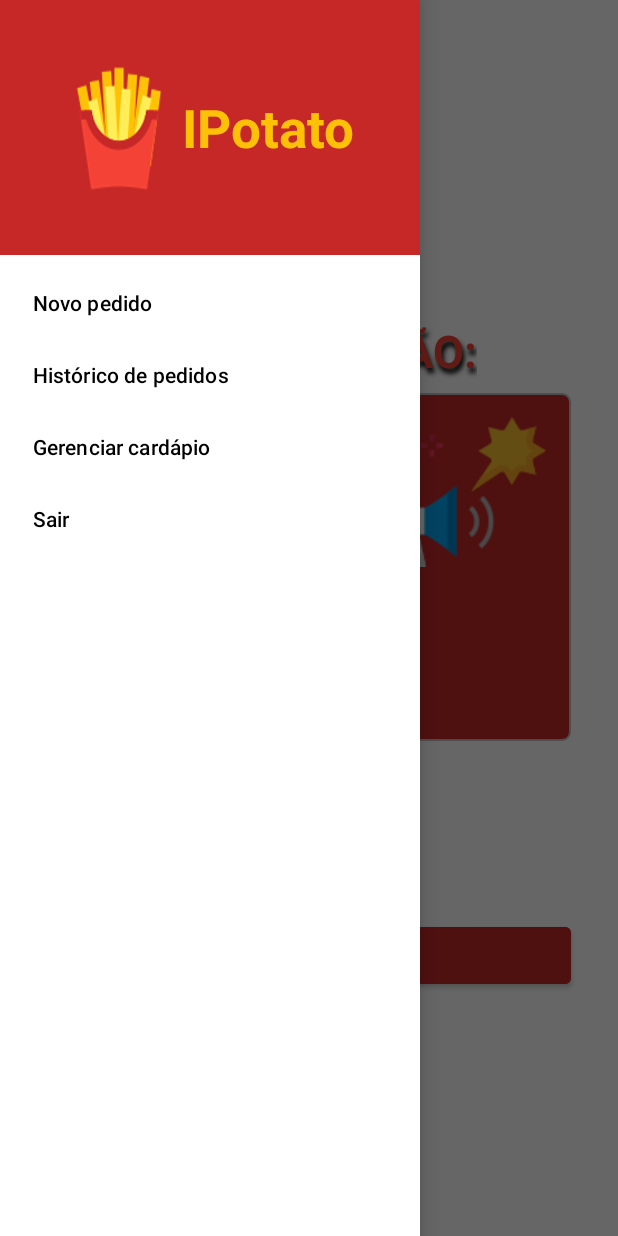
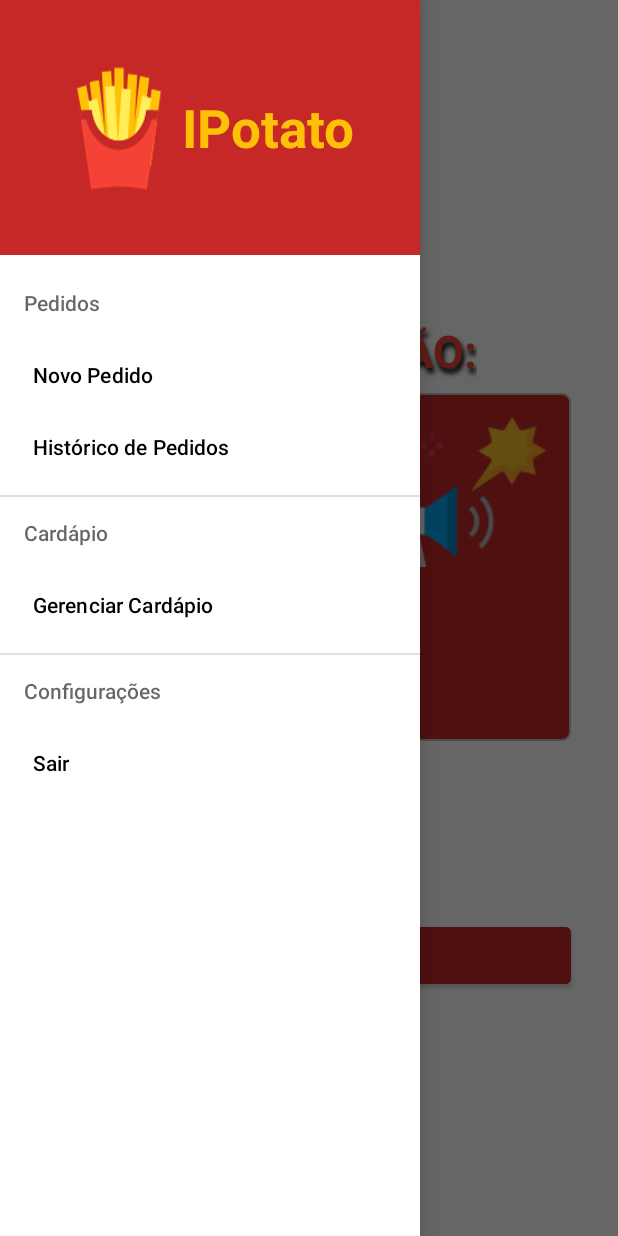
Before and after one commit to bitwoman/IPotato, an Android app: the IniciarPedido screen opened through its navigation route, with the side drawer open, on a phone screen of 412 x 824 dp. Run offline under Robolectric (Android 15) with nearby library versions, the phone set to English and light mode, and no system bars; our stand-ins replace navigation-ui.

Commit message:
min_alteracoes
Programei na main de novo - sem querer -. Fiz algumas alterações mas os botões do menu do drawer layout não estão funcionando.

```diff
--- a/app/src/main/res/menu/nav_drawer_menu.xml
+++ b/app/src/main/res/menu/nav_drawer_menu.xml
@@ -1,21 +1,39 @@
 <?xml version="1.0" encoding="utf-8"?>
 <menu xmlns:android="http://schemas.android.com/apk/res/android"
-    xmlns:app="http://schemas.android.com/apk/res-auto"
-    >
+    xmlns:app="http://schemas.android.com/apk/res-auto">
 
-    <item
-        android:id="@+id/novo_pedido"
-        android:title="Novo pedido"
-        />
-    <item
-        android:id="@+id/historico"
-        android:title="Histórico de pedidos"/>
-    <item
-        android:id="@+id/gerenciar_cardapio"
-        android:title="Gerenciar cardápio"/>
+    <item android:title="Pedidos">
+        <menu>
+            <group android:checkableBehavior="single">
+                <item
+                    android:id="@+id/idButtonNovoPedido"
+                    android:title="@string/title_button_novo_pedido"
+                    />
+                <item
+                    android:id="@+id/idButtonHistorico"
+                    android:title="@string/title_button_historico_pedidos"/>
+            </group>
+        </menu>
+    </item>
 
-    <item
-        android:id="@+id/sair"
-        android:title="Sair"/>
+    <item android:title="Cardápio">
+        <menu>
+            <group android:checkableBehavior="single">
+                <item
+                    android:id="@+id/idButtonGerenciarGardapio"
+                    android:title="@string/title_button_gerenciar_cardapio"/>
+            </group>
+        </menu>
+    </item>
+
+    <item android:title="Configurações">
+        <menu>
+            <group android:checkableBehavior="single">
+            <item
+                android:id="@+id/idButtonSair"
+                android:title="@string/title_button_sair"/>
+            </group>
+        </menu>
+    </item>
 
 </menu>
--- a/app/src/main/res/values/strings.xml
+++ b/app/src/main/res/values/strings.xml
@@ -1,7 +1,6 @@
 <resources>
+    <!-- String principal, nome do APP -->
     <string name="app_name">IPotato</string>
-    <!-- TODO: Remove or change this placeholder text -->
-    <string name="hello_blank_fragment">Hello blank fragment</string>
 
     <!-- String's da página de Login -->
     <string name="textview_nome_aplicativo_page_login">IPotato</string>
@@ -15,6 +14,11 @@
     <!-- Strings do NavigationDrawer -->
     <string name="open">Abre a navegação</string>
     <string name="close">Fecha a navegação</string>
+    <string name="textview_nome_aplicativo_page_navdrawer">IPotato</string>
+    <string name="title_button_novo_pedido">Novo Pedido</string>
+    <string name="title_button_historico_pedidos">Histórico de Pedidos</string>
+    <string name="title_button_gerenciar_cardapio">Gerenciar Cardápio</string>
+    <string name="title_button_sair">Sair</string>
 
     <!-- String's da página de registro de usuário -->
     <string name="textview_nome_aplicativo_page_registrar">IPotato</string>
@@ -27,7 +31,6 @@
     <string name="button_registrar_page_registrar">Registrar</string>
     <string name="text_view_ano_desenvolvimento">© 2022</string>
 
-
     <!-- String's da página de iniciar pedido -->
     <string name="textview_bem_vindo_page_iniciar_pedido">Bem vindo,</string>
     <string name="textview_promocao_page_iniciar_pedido">EM PROMOÇÃO:</string>
@@ -35,7 +38,6 @@
     <string name="imageview_contentdescription_iconesale">Image View do Icone de Sale</string>
     <string name="imageview_contentdescription_iconepromocao">Image View do Icone de Promoção</string>
     <string name="button_iniciar_pegido_page_iniciar_pedido">Iniciar Pedido</string>
-
 
     <!-- String's da página de Cardápio -->
     <string name="button_adicionar_qtde_item">+</string>
@@ -45,11 +47,6 @@
     <string name="txt_button_remover_qtde_item">-</string>
     <string name="txt_button_adicionar_qtde_item">+</string>
 
-
-    <!-- String's da página do navdrawer -->
-    <string name="textview_nome_aplicativo_page_navdrawer">IPotato</string>
-
-
     <!-- String's da action bar-->
     <string name="action_bar_button_carrinho">Botão do carrinho da action bar</string>
 </resources>
```
Also changed, not shown: app/build.gradle (+8 -0 lines), app/src/main/java/com/example/ipotato/IniciarPedido.java (+49 -1 lines).
